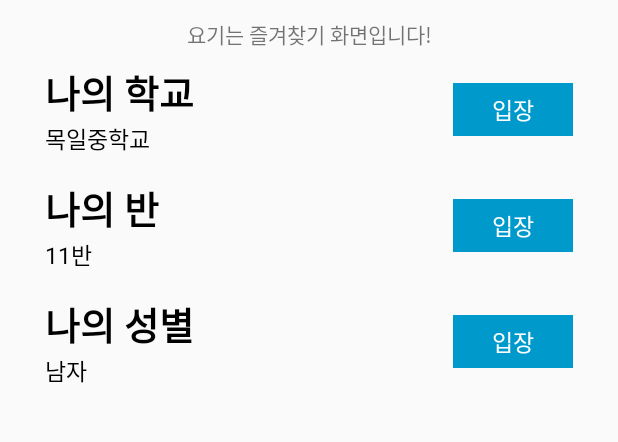
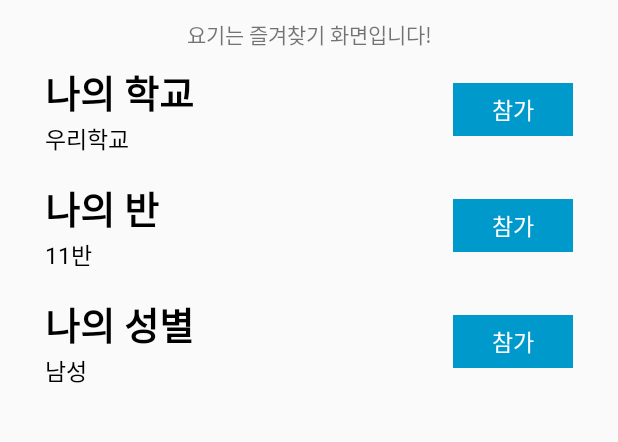
Before and after one commit to Kwak04/Lets-Chat, an Android app: the MainActivity screen opened directly, with no data from a screen before it, on a phone screen of 412 x 824 dp, the part 123-565 px from its top. Run offline under Robolectric (Android 15) with nearby library versions, the phone set to English and light mode, and no system bars.

Commit message:
refactor: change to use string resources in main_screen

```diff
--- a/app/src/main/res/layout/activity_main.xml
+++ b/app/src/main/res/layout/activity_main.xml
@@ -16,7 +16,7 @@
         <TextView
             android:layout_width="wrap_content"
             android:layout_height="wrap_content"
-            android:text="메인"
+            android:text="@string/text_main"
             android:textSize="50sp"
             android:textColor="#000000"
             android:layout_marginStart="30dp"
@@ -32,7 +32,7 @@
         <TextView
             android:layout_width="wrap_content"
             android:layout_height="wrap_content"
-            android:text="곽현민"
+            android:text="@string/sample_name"
             android:textSize="20sp"
             android:textColor="#000000"
             android:layout_gravity="center"
@@ -88,7 +88,7 @@
                             <TextView
                                 android:layout_width="wrap_content"
                                 android:layout_height="wrap_content"
-                                android:text="나의 학교"
+                                android:text="@string/text_main_my_school"
                                 android:textColor="#000000"
                                 android:textSize="25sp"
                                 android:textStyle="bold"/>
@@ -96,7 +96,7 @@
                             <TextView
                                 android:layout_width="wrap_content"
                                 android:layout_height="wrap_content"
-                                android:text="목일중학교"
+                                android:text="@string/sample_school"
                                 android:textColor="#000000"
                                 android:textSize="15sp"
                                 android:id="@+id/my_school"/>
@@ -104,7 +104,7 @@
                         </LinearLayout>
 
                         <View
-                            android:layout_width="wrap_content"
+                            android:layout_width="0dp"
                             android:layout_height="match_parent"
                             android:layout_weight="1"/>
 
@@ -117,7 +117,7 @@
                             <Button
                                 android:layout_width="80dp"
                                 android:layout_height="35dp"
-                                android:text="입장"
+                                android:text="@string/action_join"
                                 android:background="@android:color/holo_blue_dark"
                                 android:textSize="15sp"
                                 android:textColor="#FFFFFF" />
@@ -140,7 +140,7 @@
                             <TextView
                                 android:layout_width="wrap_content"
                                 android:layout_height="wrap_content"
-                                android:text="나의 반"
+                                android:text="@string/text_main_my_class"
                                 android:textColor="#000000"
                                 android:textSize="25sp"
                                 android:textStyle="bold"/>
@@ -148,7 +148,7 @@
                             <TextView
                                 android:layout_width="wrap_content"
                                 android:layout_height="wrap_content"
-                                android:text="11반"
+                                android:text="@string/sample_class"
                                 android:textColor="#000000"
                                 android:textSize="15sp"
                                 android:id="@+id/my_class"/>
@@ -156,7 +156,7 @@
                         </LinearLayout>
 
                         <View
-                            android:layout_width="wrap_content"
+                            android:layout_width="0dp"
                             android:layout_height="match_parent"
                             android:layout_weight="1"/>
 
@@ -169,7 +169,7 @@
                             <Button
                                 android:layout_width="80dp"
                                 android:layout_height="35dp"
-                                android:text="입장"
+                                android:text="@string/action_join"
                                 android:background="@android:color/holo_blue_dark"
                                 android:textSize="15sp"
                                 android:textColor="#FFFFFF" />
@@ -192,7 +192,7 @@
                             <TextView
                                 android:layout_width="wrap_content"
                                 android:layout_height="wrap_content"
-                                android:text="나의 성별"
+                                android:text="@string/text_main_my_gender"
                                 android:textColor="#000000"
                                 android:textSize="25sp"
                                 android:textStyle="bold"/>
@@ -200,7 +200,7 @@
                             <TextView
                                 android:layout_width="wrap_content"
                                 android:layout_height="wrap_content"
-                                android:text="남자"
+                                android:text="@string/sample_gender"
                                 android:textColor="#000000"
                                 android:textSize="15sp"
                                 android:id="@+id/my_gender"/>
@@ -208,7 +208,7 @@
                         </LinearLayout>
 
                         <View
-                            android:layout_width="wrap_content"
+                            android:layout_width="0dp"
                             android:layout_height="match_parent"
                             android:layout_weight="1"/>
 
@@ -221,7 +221,7 @@
                             <Button
                                 android:layout_width="80dp"
                                 android:layout_height="35dp"
-                                android:text="입장"
+                                android:text="@string/action_join"
                                 android:background="@android:color/holo_blue_dark"
                                 android:textSize="15sp"
                                 android:textColor="#FFFFFF" />
--- a/app/src/main/res/values/strings.xml
+++ b/app/src/main/res/values/strings.xml
@@ -12,6 +12,8 @@
     <string name="sample_id">myID</string>
     <string name="sample_pw">myPassword</string>
     <string name="sample_school">우리학교</string>
+    <string name="sample_class">11반</string>
+    <string name="sample_gender">남성</string>
 
     <!-- Strings related to login -->
     <string name="action_sign_in">로그인</string>
@@ -32,6 +34,7 @@
     <!-- Strings related to buttons -->
     <string name="action_next">다음</string>
     <string name="action_previous">이전</string>
+    <string name="action_join">참가</string>
 
     <!-- Sort by Activities -->
 
@@ -45,4 +48,7 @@
 
     <!-- activity_main -->
     <string name="text_main">메인</string>
+    <string name="text_main_my_school">나의 학교</string>
+    <string name="text_main_my_class">나의 반</string>
+    <string name="text_main_my_gender">나의 성별</string>
 </resources>
```
